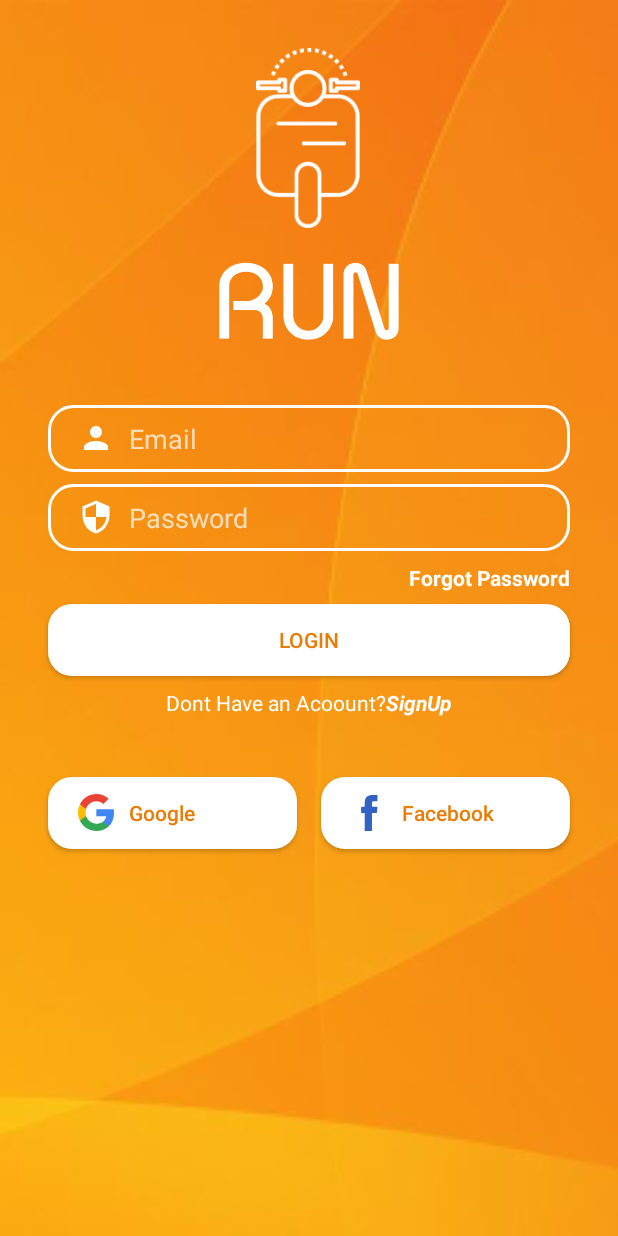
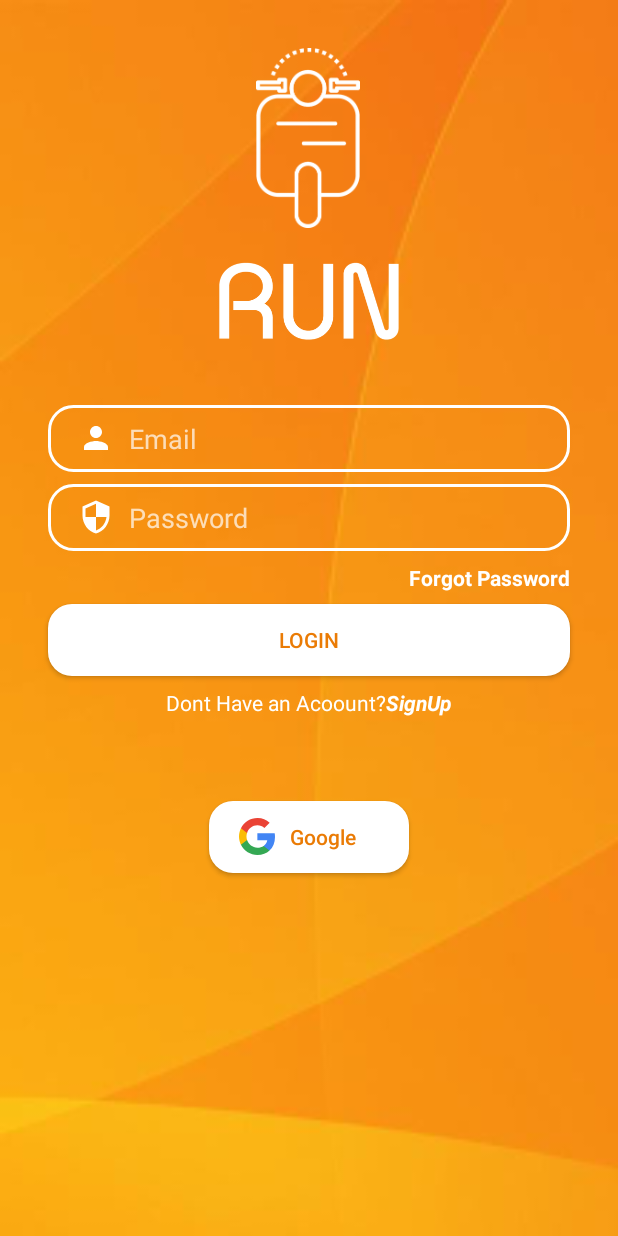
Before and after one commit to suarez14/4code, an Android app: the screen it shows after launch (LoginActivity), on a phone screen of 412 x 824 dp. Run offline under Robolectric (Android 15) with nearby library versions, the phone set to English and light mode, and no system bars; our stand-ins replace Firebase (no records; nobody signed in at launch, a user with empty details on screens opened directly).

Commit message:
App final

```diff
--- a/Run/app/src/main/java/com/example/run/Bike.kt
+++ b/Run/app/src/main/java/com/example/run/Bike.kt
@@ -5,6 +5,7 @@ import kotlinx.android.parcel.Parcelize
 
 @Parcelize
 data class Bike(
+    var id: String,
     var nombre: String,
     var marca: String,
     var modelo: Int,
--- a/Run/app/src/main/java/com/example/run/FragmentItems.kt
+++ b/Run/app/src/main/java/com/example/run/FragmentItems.kt
@@ -68,7 +68,8 @@ class FragmentItems : Fragment() {
             .get()
             .addOnSuccessListener { result ->
                 for (document in result) {
-                    var bike:Bike = Bike(document.getString("Nombre")!!,
+                    var bike:Bike = Bike(document.id,
+                                         document.getString("Nombre")!!,
                                          document.getString("Marca")!!,
                                          document.getLong("Modelo")!!.toInt(),
                                          document.getLong("Kilometraje")!!.toInt(),
@@ -80,7 +81,6 @@ class FragmentItems : Fragment() {
                 products = BikeList(productsList)
                 var info: Bundle = Bundle()
                 info.putParcelable("products", products)
-                Toast.makeText(context, "So far, so good...", Toast.LENGTH_LONG).show()
                 listRecyclerView = requireView().findViewById(R.id.recyclerItemsList)
                 myAdapter = ItemListAdapter(activity as AppCompatActivity, info)
 
--- a/Run/app/src/main/res/layout/activity_login.xml
+++ b/Run/app/src/main/res/layout/activity_login.xml
@@ -136,11 +136,9 @@
 
     <Button
         android:id="@+id/buttonLoginGoogle"
-        android:layout_width="0dp"
-        android:layout_height="wrap_content"
-        android:layout_marginStart="32dp"
+        android:layout_width="133dp"
+        android:layout_height="48dp"
         android:layout_marginTop="8dp"
-        android:layout_marginEnd="8dp"
         android:background="@drawable/button_rounded"
         android:drawableLeft="@drawable/ic_google"
         android:drawablePadding="10dp"
@@ -150,31 +148,9 @@
         android:textAllCaps="false"
         android:textColor="@color/orange"
         app:layout_constraintBottom_toBottomOf="parent"
-        app:layout_constraintEnd_toStartOf="@+id/buttonLoginFacebook"
-        app:layout_constraintHorizontal_bias="0.5"
+        app:layout_constraintEnd_toEndOf="parent"
         app:layout_constraintStart_toStartOf="parent"
         app:layout_constraintTop_toBottomOf="@+id/linearLayout"
-        app:layout_constraintVertical_bias="0.11" />
-
-    <Button
-        android:id="@+id/buttonLoginFacebook"
-        android:layout_width="0dp"
-        android:layout_height="wrap_content"
-        android:layout_marginStart="8dp"
-        android:layout_marginEnd="32dp"
-        android:background="@drawable/button_rounded"
-        android:drawableLeft="@drawable/ic_facebook"
-        android:drawablePadding="10dp"
-        android:paddingLeft="20dp"
-        android:text="@string/facebook"
-        android:textAlignment="textStart"
-        android:textAllCaps="false"
-        android:textColor="@color/orange"
-        app:layout_constraintBottom_toBottomOf="@+id/buttonLoginGoogle"
-        app:layout_constraintEnd_toEndOf="parent"
-        app:layout_constraintHorizontal_bias="0.5"
-        app:layout_constraintStart_toEndOf="@+id/buttonLoginGoogle"
-        app:layout_constraintTop_toTopOf="@+id/buttonLoginGoogle"
-        app:layout_constraintVertical_bias="0.0" />
+        app:layout_constraintVertical_bias="0.165" />
 
 </androidx.constraintlayout.widget.ConstraintLayout>
--- a/Run/app/src/main/res/layout/bike_card_view_grid.xml
+++ b/Run/app/src/main/res/layout/bike_card_view_grid.xml
@@ -46,6 +46,12 @@
                 android:textColor="@color/purple_700"
                 android:textSize="20sp" />
 
+            <TextView
+                android:id="@+id/textViewBikeId"
+                android:layout_width="match_parent"
+                android:layout_height="0dp"
+                android:visibility="invisible"/>
+
         </LinearLayout>
 
     </LinearLayout>
```
Also changed, not shown: Run/app/src/main/AndroidManifest.xml (+7 -3 lines), Run/app/src/main/java/com/example/run/BikeDetailActivity.kt (added, +70 -0 lines), Run/app/src/main/java/com/example/run/HomeActivity.kt (+3 -8 lines), Run/app/src/main/java/com/example/run/ItemListAdapter.kt (+17 -1 lines), Run/app/src/main/res/layout/activity_bike_detail.xml (added, +103 -0 lines), Run/app/src/main/res/layout/content_home.xml (+0 -25 lines).
